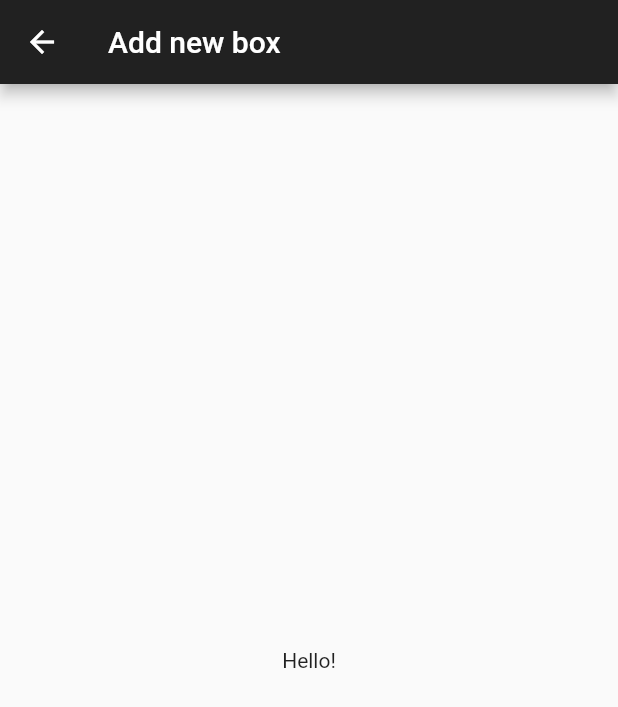
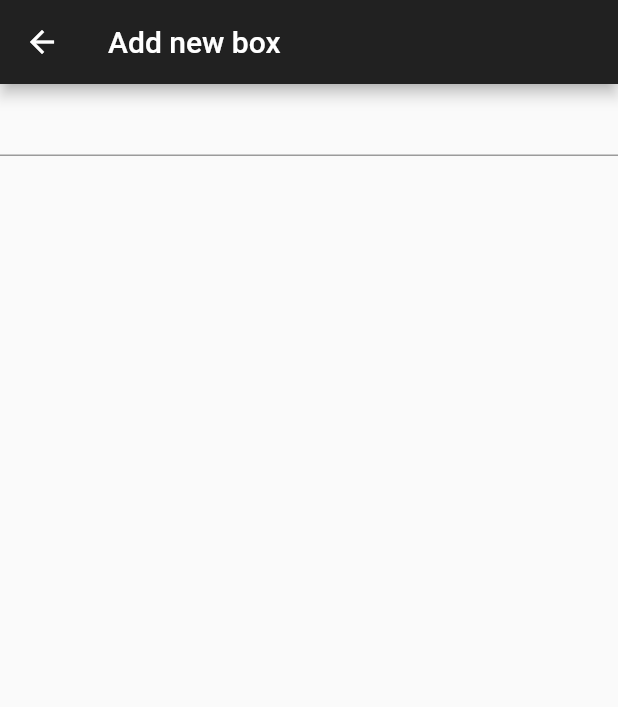
Before and after one commit to MusicCorner/Moneybox_dart, a Flutter app: the AddNewBoxState screen opened by its route, on a phone screen of 412 x 824 dp. Shown: the top 707 px of the screen. Run offline on Flutter 3.47's test engine with Material 2 defaults, Android fonts, the phone set to English and light mode, and no system bars.

Commit message:
add new moneybox - In progress;

```diff
--- a/lib/view/AddNewBoxPage/AddNewBoxPage.dart
+++ b/lib/view/AddNewBoxPage/AddNewBoxPage.dart
@@ -22,7 +22,13 @@ class AddNewBoxPage extends State<AddNewBoxState> {
         ),
       ),
       body: Center(
-        child: Text('Hello!')
+        child: Column(
+          children: <Widget>[
+            TextField(
+
+            )
+          ],
+        ),
       )
     );
   }
```
